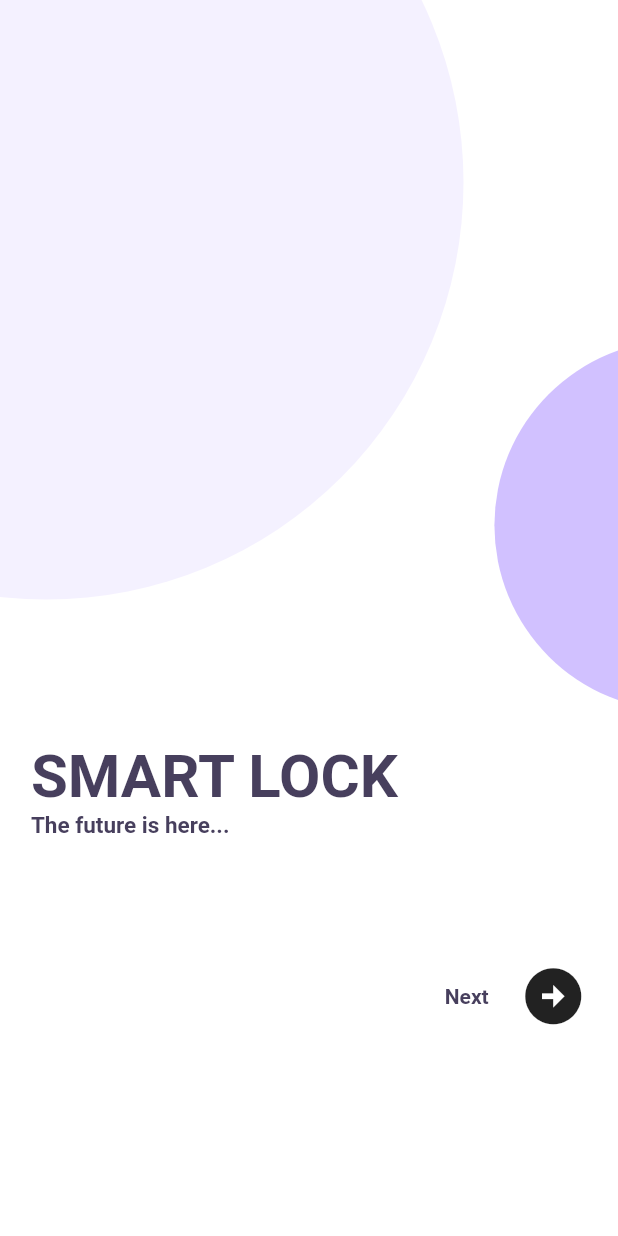
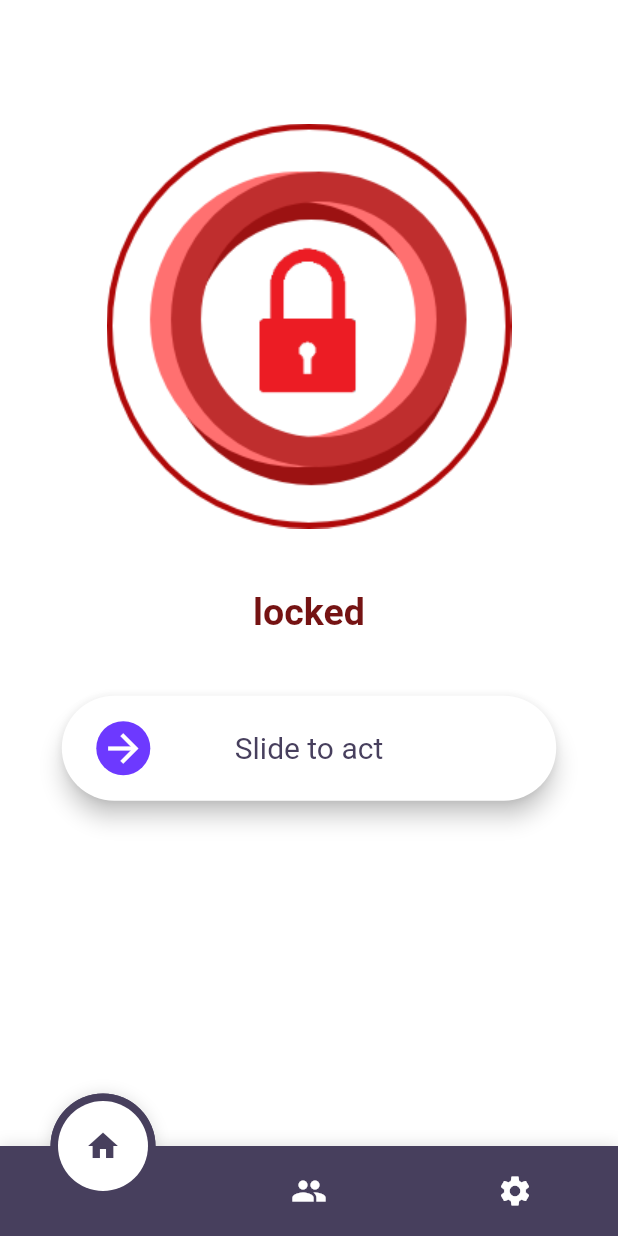
Before and after one commit to hanane-ca/smartLock, a Flutter app: the screen it shows after launch, on a phone screen of 412 x 824 dp. Run offline on Flutter 3.47's test engine with Material 2 defaults, Android fonts, the phone set to English and light mode, and no system bars; drawn by our look-alikes of fancy_bottom_navigation, slide_to_act; missing offline and left inert: dart:ffi.

Commit message:
home and nav bar

```diff
--- /dev/null
+++ b/lib/data.dart
@@ -0,0 +1,29 @@
+import 'package:flutter/material.dart';
+import 'package:smartlock/screens/door_screen.dart';
+import 'package:smartlock/screens/settings_screen.dart';
+import 'package:smartlock/screens/users_screen.dart';
+
+class DataCenter extends ChangeNotifier {
+  //for bottom nav bar
+
+  int selectedIndex = 0;
+
+  List<Widget> initialWidgets = <Widget>[
+    const DoorScreen(),
+    const UsersScreen(),
+    const SettingsScreen(),
+  ];
+
+  void onItemTapped(int index) {
+    selectedIndex = index;
+    notifyListeners();
+  }
+
+  // for door screen
+  bool doorIsOpen = false;
+
+  void toggleDoor() {
+    doorIsOpen = !doorIsOpen;
+    notifyListeners();
+  }
+}
--- a/lib/main.dart
+++ b/lib/main.dart
@@ -1,10 +1,15 @@
 import 'package:flutter/material.dart';
 import 'package:smartlock/screens/first_screen.dart';
+import 'package:smartlock/screens/home_screen.dart';
+import 'package:smartlock/screens/settings_screen.dart';
 import 'package:smartlock/screens/sign_in.dart';
 import 'package:smartlock/screens/sign_up.dart';
 import 'package:smartlock/screens/splash1.dart';
 import 'package:smartlock/screens/splash2.dart';
 import 'package:smartlock/screens/splash3.dart';
+import 'package:provider/provider.dart';
+import 'package:smartlock/screens/users_screen.dart';
+import 'data.dart';
 
 void main() {
   runApp(const MyApp());
@@ -15,10 +20,12 @@ class MyApp extends StatelessWidget {
 
   @override
   Widget build(BuildContext context) {
-    return MaterialApp(
+    return ChangeNotifierProvider(
+      create: (context) => DataCenter(),
+      child: MaterialApp(
         title: 'Smart Lock',
         debugShowCheckedModeBanner: false,
-      initialRoute: '/',
+        initialRoute: '/home',
         routes: {
           '/': (context) => const FirstScreen(),
           '/splash1': (context) => const Splash1(),
@@ -26,7 +33,11 @@ class MyApp extends StatelessWidget {
           '/splash3': (context) => const Splash3(),
           '/signIn': (context) => const SignIn(),
           '/signUp': (context) => const SignUp(),
+          '/home': (context) => const HomeScreen(),
+          '/users': (context) => const UsersScreen(),
+          '/settings': (context) => const SettingsScreen()
         },
+      ),
     );
   }
 }
--- /dev/null
+++ b/lib/screens/door_screen.dart
@@ -0,0 +1,67 @@
+import 'package:flutter/material.dart';
+import 'package:slide_to_act/slide_to_act.dart';
+import 'package:smartlock/const.dart';
+import 'package:smartlock/data.dart';
+import 'package:provider/provider.dart';
+
+class DoorScreen extends StatefulWidget {
+  const DoorScreen({Key? key}) : super(key: key);
+
+  @override
+  State<DoorScreen> createState() => _DoorScreenState();
+}
+
+class _DoorScreenState extends State<DoorScreen> {
+  @override
+  Widget build(BuildContext context) {
+    double _height = MediaQuery.of(context).size.height;
+    double _width = MediaQuery.of(context).size.width;
+    DataCenter data = Provider.of<DataCenter>(context);
+
+    return SafeArea(
+        child: Scaffold(
+      backgroundColor: Colors.white,
+      body: SingleChildScrollView(
+        child: Container(
+          width: _width,
+          child: Column(
+            crossAxisAlignment: CrossAxisAlignment.center,
+            children: [
+              SizedBox(height: _height * 0.1),
+              Image.asset(data.doorIsOpen
+                  ? 'assets/images/lock_open.png'
+                  : 'assets/images/lock_closed.png'),
+              SizedBox(height: _height * 0.05),
+              Text(
+                "locked",
+                style: TextStyle(
+                    fontSize: 25,
+                    color: data.doorIsOpen
+                        ? const Color(0xff068D0B)
+                        : const Color(0xff751313),
+                    fontWeight: FontWeight.bold),
+              ),
+              Visibility(
+                visible: !data.doorIsOpen,
+                child: Padding(
+                  padding: EdgeInsets.all(_width * 0.1),
+                  child: SlideAction(
+                    onSubmit: () {
+                      data.toggleDoor();
+                    },
+                    innerColor: kPurple,
+                    outerColor: Colors.white,
+                    sliderButtonIconSize: 30,
+                    sliderButtonIconPadding: 3,
+                    sliderButtonYOffset: 15,
+                    textStyle: const TextStyle(fontSize: 20, color: kDark),
+                  ),
+                ),
+              ),
+            ],
+          ),
+        ),
+      ),
+    ));
+  }
+}
--- /dev/null
+++ b/lib/screens/home_screen.dart
@@ -0,0 +1,38 @@
+import 'package:flutter/material.dart';
+import 'package:fancy_bottom_navigation/fancy_bottom_navigation.dart';
+import 'package:smartlock/const.dart';
+import '../data.dart';
+import 'package:provider/provider.dart';
+
+class HomeScreen extends StatefulWidget {
+  const HomeScreen({Key? key}) : super(key: key);
+
+  @override
+  State<HomeScreen> createState() => _HomeScreenState();
+}
+
+class _HomeScreenState extends State<HomeScreen> {
+  @override
+  Widget build(BuildContext context) {
+    DataCenter data = Provider.of<DataCenter>(context);
+
+    return SafeArea(
+      child: Scaffold(
+          body: data.initialWidgets[data.selectedIndex],
+          bottomNavigationBar: FancyBottomNavigation(
+            barBackgroundColor: kDark,
+            circleColor: Colors.white,
+            activeIconColor: kDark,
+            inactiveIconColor: Colors.white,
+            tabs: [
+              TabData(iconData: Icons.home, title: ''),
+              TabData(iconData: Icons.people, title: ''),
+              TabData(iconData: Icons.settings, title: '')
+            ],
+            onTabChangedListener: (index) {
+              data.onItemTapped(index);
+            },
+          )),
+    );
+  }
+}
--- a/lib/screens/sign_in.dart
+++ b/lib/screens/sign_in.dart
@@ -178,7 +178,7 @@ class _MyStatefulWidgetState extends State<SignIn> {
                                   fontSize: 17),
                             ),
                             onPressed: () {
-                              //signup screen
+                              Navigator.pushNamed(context, '/signUp');
                             },
                           ),
                         ],
--- a/lib/screens/sign_up.dart
+++ b/lib/screens/sign_up.dart
@@ -212,7 +212,7 @@ class _MyStatefulWidgetState extends State<SignUp> {
                               fontSize: 17),
                         ),
                         onPressed: () {
-                          //signup screen
+                          Navigator.pushNamed(context, '/signIn');
                         },
                       ),
                     ],
--- a/lib/screens/splash3.dart
+++ b/lib/screens/splash3.dart
@@ -15,10 +15,7 @@ class Splash3 extends StatelessWidget {
           width: _width,
           splashImage: 'assets/images/splash3.webp',
           splashText: 'Easy to use',
-          nextFunction: () {
-            //Navigator.pushNamed(context, '/signIn');
-          },
-          skipFunction: () {},
+          route: '/signIn',
           last: true,
         ),
       ),
--- a/pubspec.yaml
+++ b/pubspec.yaml
@@ -45,6 +45,9 @@ dev_dependencies:
   # package. See that file for information about deactivating specific lint
   # rules and activating additional ones.
   flutter_lints: ^1.0.0
+  provider: ^6.0.2
+  fancy_bottom_navigation: ^0.3.3
+  slide_to_act: ^2.0.1
 
 # For information on the generic Dart part of this file, see the
 # following page: https://dart.dev/tools/pub/pubspec
```
Also changed, not shown: lib/components/Splash.dart (+8 -6 lines), lib/components/setting.dart (added, +67 -0 lines), lib/screens/settings_screen.dart (added, +59 -0 lines), lib/screens/splash1.dart (+1 -6 lines), lib/screens/splash2.dart (+1 -6 lines), lib/screens/users_screen.dart (added, +15 -0 lines), assets/images/lock_closed.png (added), assets/images/lock_open.png (added), pubspec.lock. Lines whose indentation alone changed are shown as unchanged.
